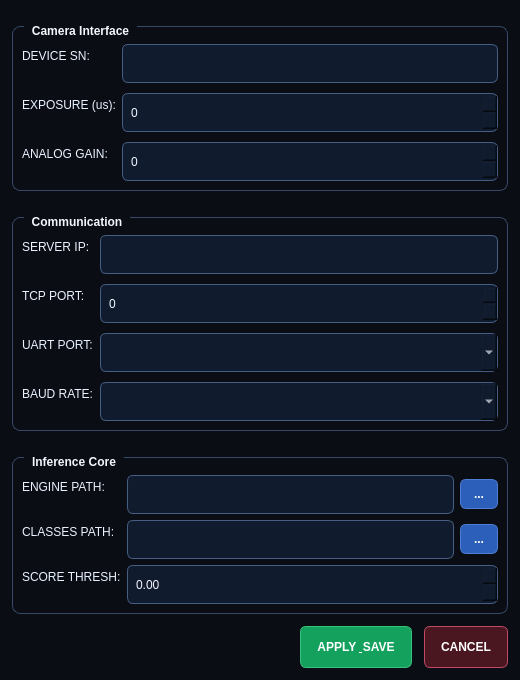
The window that settingform.ui (froduo/Qt_TensorRT_YOLOv12) describes before a commit, drawn with Qt 5.
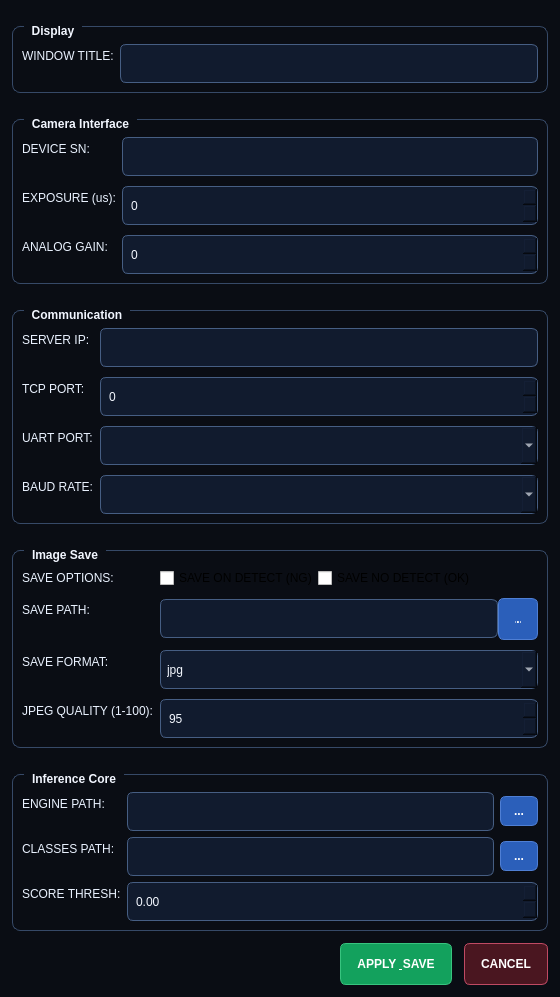
The same window after the commit.

Commit message: 1.optimize setting form

What changed in the file:
```diff
--- a/settingform.ui
+++ b/settingform.ui
@@ -6,8 +6,8 @@
    <rect>
     <x>0</x>
     <y>0</y>
-    <width>520</width>
-    <height>480</height>
+    <width>560</width>
+    <height>680</height>
    </rect>
   </property>
   <property name="windowTitle">
@@ -106,6 +106,29 @@
    <property name="bottomMargin">
     <number>12</number>
    </property>
+   <!-- Display Settings -->
+   <item>
+    <widget class="QGroupBox" name="groupDisplay">
+     <property name="title">
+      <string>Display</string>
+     </property>
+     <layout class="QFormLayout" name="formLayoutDisplay">
+      <property name="verticalSpacing">
+       <number>10</number>
+      </property>
+      <item row="0" column="0">
+       <widget class="QLabel" name="lblWindowTitle">
+        <property name="text">
+         <string>WINDOW TITLE:</string>
+        </property>
+       </widget>
+      </item>
+      <item row="0" column="1">
+       <widget class="QLineEdit" name="txtWindowTitle"/>
+      </item>
+     </layout>
+    </widget>
+   </item>
    <!-- Camera Interface -->
    <item>
     <widget class="QGroupBox" name="groupCamera">
@@ -220,6 +243,130 @@
      </layout>
     </widget>
    </item>
+   <!-- Image Save -->
+   <item>
+    <widget class="QGroupBox" name="groupImageSave">
+     <property name="title">
+      <string>Image Save</string>
+     </property>
+     <layout class="QFormLayout" name="formLayoutImageSave">
+      <property name="verticalSpacing">
+       <number>10</number>
+      </property>
+      <item row="0" column="0">
+       <widget class="QLabel" name="lblSaveNG">
+        <property name="text">
+         <string>SAVE OPTIONS:</string>
+        </property>
+       </widget>
+      </item>
+      <item row="0" column="1">
+       <layout class="QHBoxLayout" name="saveOptionsLayout">
+        <item>
+         <widget class="QCheckBox" name="chkSaveNG">
+          <property name="text">
+           <string>SAVE ON DETECT (NG)</string>
+          </property>
+         </widget>
+        </item>
+        <item>
+         <widget class="QCheckBox" name="chkSaveOK">
+          <property name="text">
+           <string>SAVE NO DETECT (OK)</string>
+          </property>
+         </widget>
+        </item>
+        <item>
+         <spacer name="saveOptionsSpacer">
+          <property name="orientation">
+           <enum>Qt::Horizontal</enum>
+          </property>
+          <property name="sizeHint" stdset="0">
+           <size>
+            <width>40</width>
+            <height>20</height>
+           </size>
+          </property>
+         </spacer>
+        </item>
+       </layout>
+      </item>
+      <item row="2" column="0">
+       <widget class="QLabel" name="lblSavePath">
+        <property name="text">
+         <string>SAVE PATH:</string>
+        </property>
+       </widget>
+      </item>
+      <item row="2" column="1">
+       <layout class="QHBoxLayout" name="savePathLayout">
+        <item>
+         <widget class="QLineEdit" name="txtSavePath"/>
+        </item>
+        <item>
+         <widget class="QPushButton" name="btnBrowseSavePath">
+          <property name="maximumSize">
+           <size>
+            <width>40</width>
+            <height>16777215</height>
+           </size>
+          </property>
+          <property name="text">
+           <string>...</string>
+          </property>
+         </widget>
+        </item>
+       </layout>
+      </item>
+      <item row="3" column="0">
+       <widget class="QLabel" name="lblSaveFormat">
+        <property name="text">
+         <string>SAVE FORMAT:</string>
+        </property>
+       </widget>
+      </item>
+      <item row="3" column="1">
+       <widget class="QComboBox" name="cbSaveFormat">
+        <item>
+         <property name="text">
+          <string>jpg</string>
+         </property>
+        </item>
+        <item>
+         <property name="text">
+          <string>bmp</string>
+         </property>
+        </item>
+        <item>
+         <property name="text">
+          <string>tif</string>
+         </property>
+        </item>
+       </widget>
+      </item>
+      <item row="4" column="0">
+       <widget class="QLabel" name="lblJpegQuality">
+        <property name="text">
+         <string>JPEG QUALITY (1-100):</string>
+        </property>
+       </widget>
+      </item>
+      <item row="4" column="1">
+       <widget class="QSpinBox" name="valJpegQuality">
+        <property name="minimum">
+         <number>1</number>
+        </property>
+        <property name="maximum">
+         <number>100</number>
+        </property>
+        <property name="value">
+         <number>95</number>
+        </property>
+       </widget>
+      </item>
+     </layout>
+    </widget>
+   </item>
    <!-- Inference Core -->
    <item>
     <widget class="QGroupBox" name="groupAI">
```
The commit also changes 19 other files.
